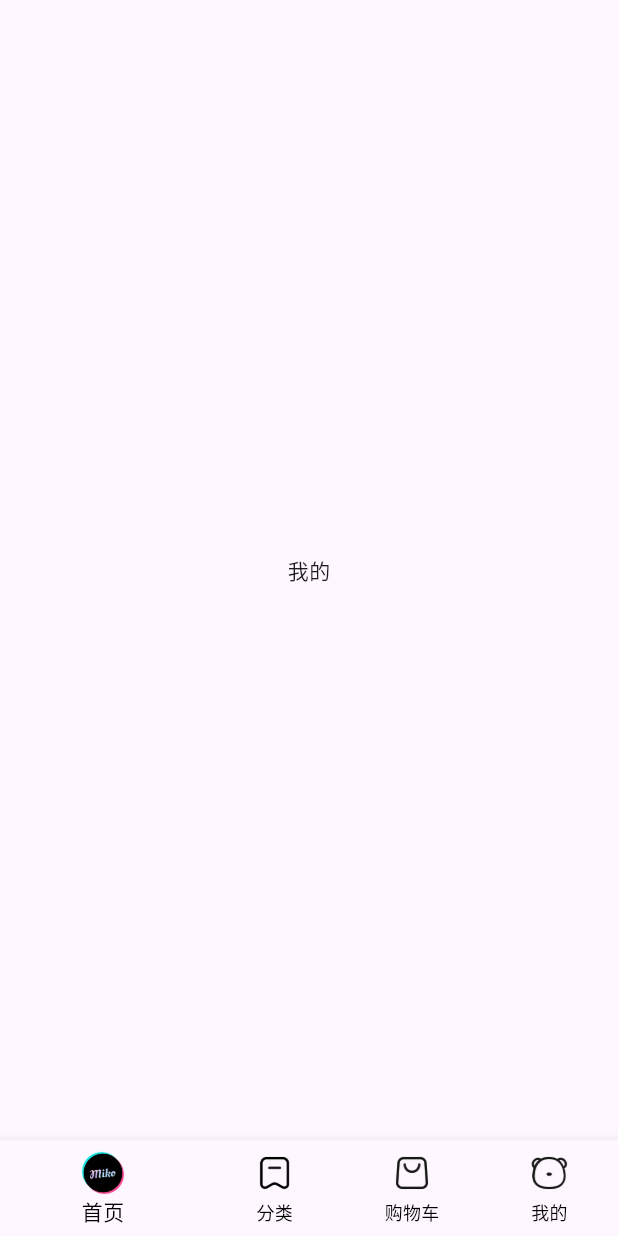
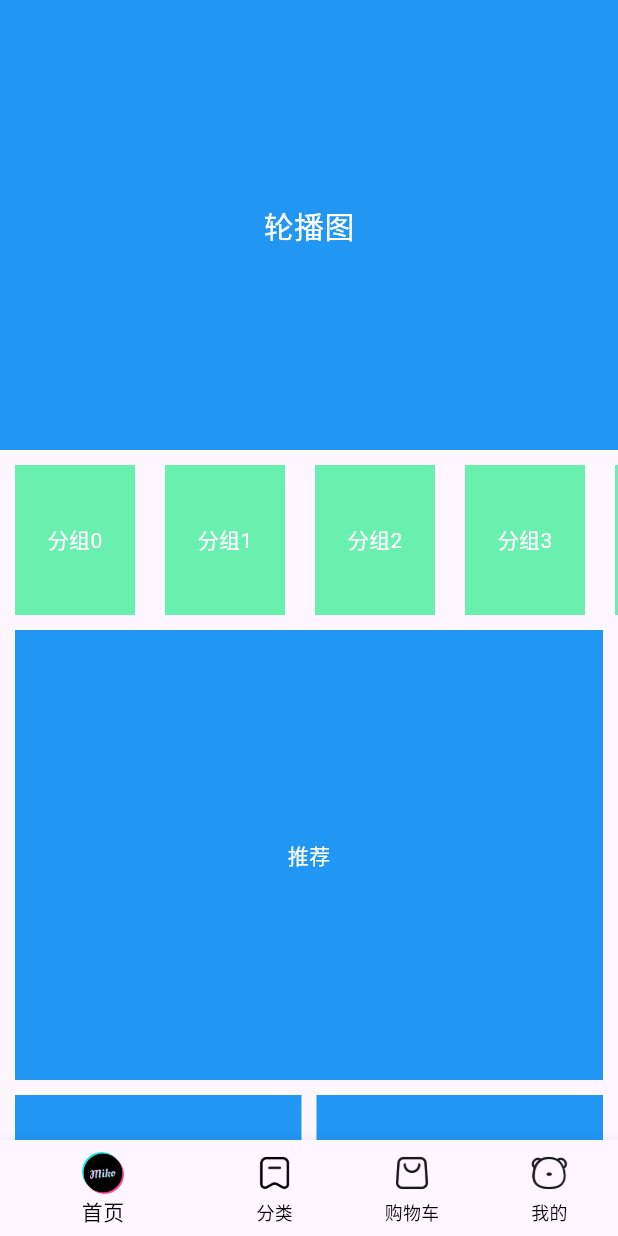
Before and after one commit to And-smy/flutter_hm_shop, a Flutter app: the screen it shows after launch, on a phone screen of 412 x 824 dp. Run offline on Flutter 3.47's test engine with Material 3 defaults, Android fonts, the phone set to English and light mode, and no system bars.

Commit message:
完成首页基本布局

```diff
--- /dev/null
+++ b/lib/conponents/home/HmCategory.dart
@@ -0,0 +1,32 @@
+import 'package:flutter/material.dart';
+
+class HmCategory extends StatefulWidget {
+  HmCategory({Key? key}) : super(key: key);
+
+  @override
+  _HmCategoryState createState() => _HmCategoryState();
+}
+
+class _HmCategoryState extends State<HmCategory> {
+  @override
+  Widget build(BuildContext context) {
+    return SizedBox(
+      height: 100,
+      child: ListView.builder(
+        scrollDirection: Axis.horizontal,
+        itemCount: 10,
+        itemBuilder: (BuildContext context,int index) {
+        return Container(
+          alignment: Alignment.center,
+          width: 80,
+          height: 100 ,
+          color: Colors.greenAccent,
+          margin: EdgeInsets.symmetric(horizontal: 10),
+          child: Text("分组${index}",style: TextStyle(
+            color: Colors.white,
+          ),),
+        );
+      }),
+    );
+  }
+}
--- /dev/null
+++ b/lib/conponents/home/HmHot.dart
@@ -0,0 +1,22 @@
+import 'package:flutter/material.dart';
+
+class HmHot extends StatefulWidget {
+  HmHot({Key? key}) : super(key: key);
+
+  @override
+  _HmHotState createState() => _HmHotState();
+}
+
+class _HmHotState extends State<HmHot> {
+  @override
+  Widget build(BuildContext context) {
+    return Container(
+      height: 200,
+      color: Colors.blue,
+      alignment: Alignment.center,
+      child: Text("爆款推荐",style: TextStyle(
+        color: Colors.white,
+      ),),
+    );
+  }
+}
--- /dev/null
+++ b/lib/conponents/home/HmMoreList.dart
@@ -0,0 +1,28 @@
+import 'package:flutter/material.dart';
+
+class Hmmorelist extends StatefulWidget {
+  Hmmorelist({Key? key}) : super(key: key);
+
+  @override
+  _HmmorelistState createState() => _HmmorelistState();
+}
+
+class _HmmorelistState extends State<Hmmorelist> {
+  @override
+  Widget build(BuildContext context) {
+    return SliverGrid.builder(
+      gridDelegate: SliverGridDelegateWithFixedCrossAxisCount(
+        crossAxisCount: 2,
+        mainAxisSpacing: 10,
+        crossAxisSpacing: 10,
+      ),
+      itemBuilder: (context, index) {
+        return Container(
+          alignment: Alignment.center,
+          color: Colors.blue,
+          child: Text("商品", style: TextStyle(color: Colors.white)),
+        );
+      },
+    );
+  }
+}
--- /dev/null
+++ b/lib/conponents/home/HmSlider.dart
@@ -0,0 +1,20 @@
+import 'package:flutter/material.dart';
+
+class HmSlider extends StatefulWidget {
+  HmSlider({Key? key}) : super(key: key);
+
+  @override
+  _HmSliderState createState() => _HmSliderState();
+}
+
+class _HmSliderState extends State<HmSlider> {
+  @override
+  Widget build(BuildContext context) {
+    return Container(
+      height: 300,
+      color: Colors.blue,
+      alignment: Alignment.center,
+      child: Text("轮播图", style: TextStyle(color: Colors.white, fontSize: 20)),
+    );
+  }
+}
--- /dev/null
+++ b/lib/conponents/home/HmSuggestion.dart
@@ -0,0 +1,24 @@
+import 'package:flutter/material.dart';
+
+class HmSuggestion extends StatefulWidget {
+  HmSuggestion({Key? key}) : super(key: key);
+
+  @override
+  _HmSuggestionState createState() => _HmSuggestionState();
+}
+
+class _HmSuggestionState extends State<HmSuggestion> {
+  @override
+  Widget build(BuildContext context) {
+    return Padding(
+      padding: EdgeInsets.symmetric(horizontal: 10),
+      child: Container(
+        // padding: EdgeInsets.symmetric(horizontal: 10),
+        color: Colors.blue,
+        alignment: Alignment.center,
+        height: 300,
+        child: Text("推荐", style: TextStyle(color: Colors.white)),
+      ),
+    );
+  }
+}
--- a/lib/pages/home/index.dart
+++ b/lib/pages/home/index.dart
@@ -1,4 +1,9 @@
 import 'package:flutter/material.dart';
+import 'package:hm_shop/conponents/home/HmCategory.dart';
+import 'package:hm_shop/conponents/home/HmHot.dart';
+import 'package:hm_shop/conponents/home/HmMoreList.dart';
+import 'package:hm_shop/conponents/home/HmSlider.dart';
+import 'package:hm_shop/conponents/home/HmSuggestion.dart';
 
 class HomeView extends StatefulWidget {
   HomeView({Key? key}) : super(key: key);
@@ -10,6 +15,32 @@ class HomeView extends StatefulWidget {
 class _HomeViewState extends State<HomeView> {
   @override
   Widget build(BuildContext context) {
-    return Center(child: Text("我的"));
+    return CustomScrollView(slivers: getScrollChilden());
+  }
+
+  List<Widget> getScrollChilden() {
+    return [
+      SliverToBoxAdapter(child: HmSlider()),
+      SliverToBoxAdapter(child: SizedBox(height: 10)),
+      SliverToBoxAdapter(child: HmCategory()),
+      SliverToBoxAdapter(child: SizedBox(height: 10)),
+      SliverToBoxAdapter(child: HmSuggestion()),
+      SliverToBoxAdapter(child: SizedBox(height: 10)),
+      SliverToBoxAdapter(
+        child: Padding(
+          padding: EdgeInsetsGeometry.symmetric(horizontal: 10),
+          child: Flex(
+            direction: Axis.horizontal,
+            children: [
+              Expanded(child: HmHot()),
+              SizedBox(width: 10),
+              Expanded(child: HmHot()),
+            ],
+          ),
+        ),
+      ),
+      SliverToBoxAdapter(child: SizedBox(height: 10)),
+      Hmmorelist(),
+    ];
   }
 }
```
